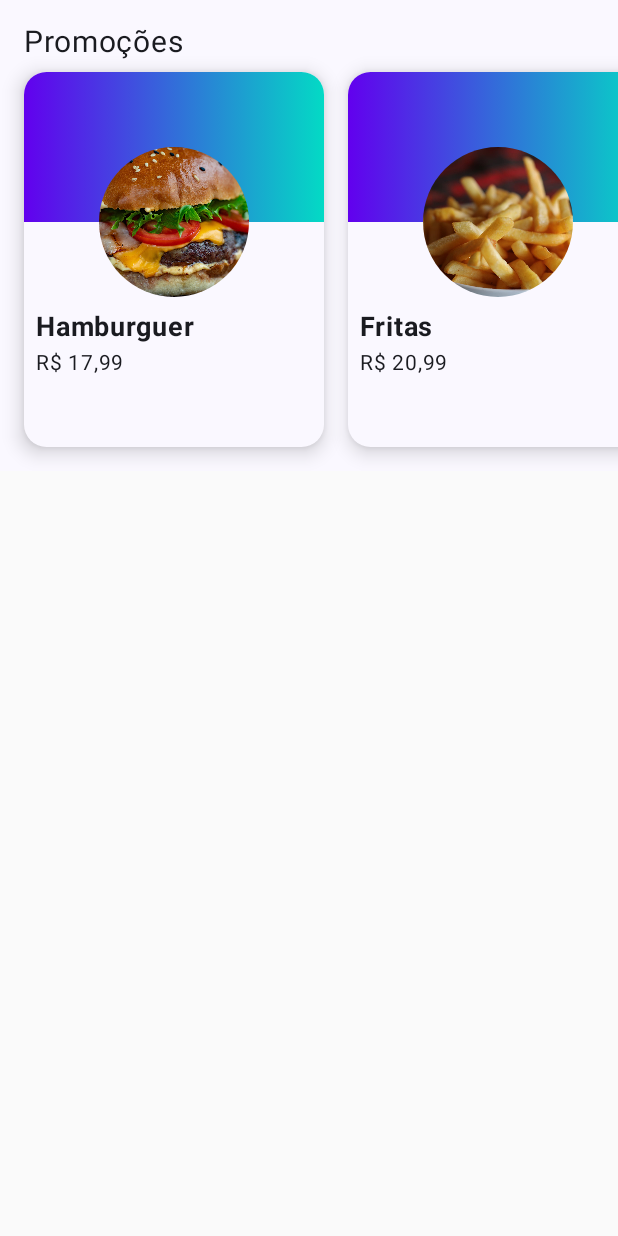
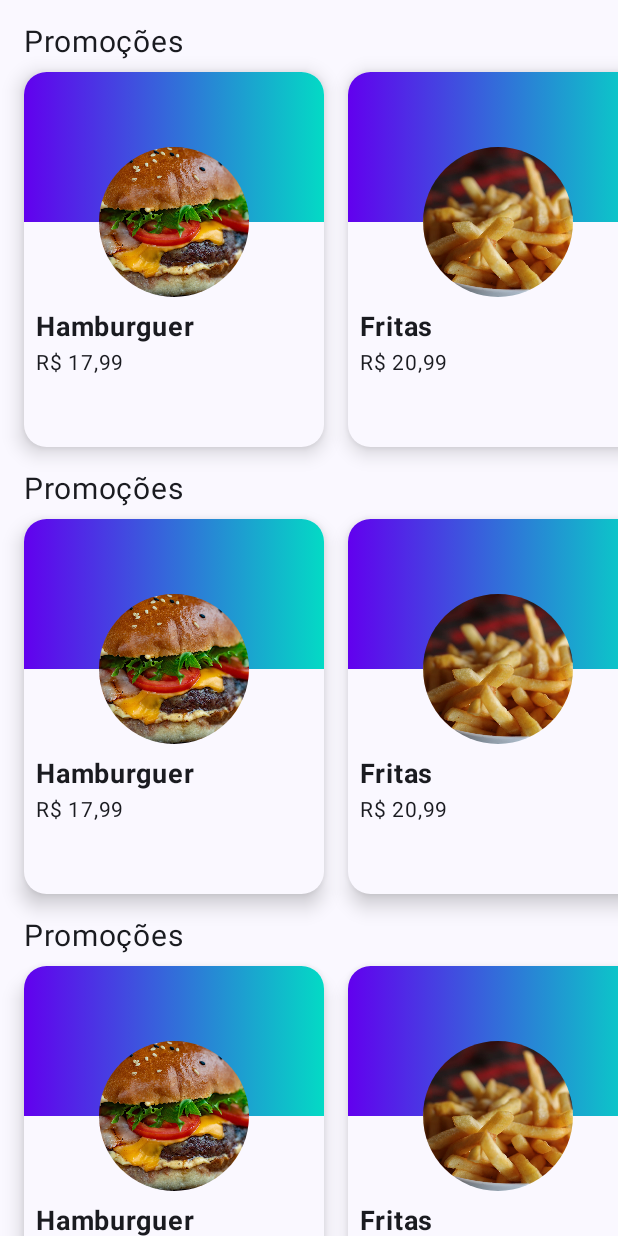
Before and after one commit to robsondmf1234/AluveryJetPack-Compose, an Android app built with Jetpack Compose: the screen it shows after launch (MainActivity), on a phone screen of 412 x 824 dp. Run offline under Robolectric (Android 15) with nearby library versions, the phone set to English and light mode, and no system bars.

Commit message:
feat - Adjust de layout.

```diff
--- a/app/src/main/java/com/example/aluvery/MainActivity.kt
+++ b/app/src/main/java/com/example/aluvery/MainActivity.kt
@@ -11,6 +11,7 @@ import androidx.compose.foundation.layout.Box
 import androidx.compose.foundation.layout.Column
 import androidx.compose.foundation.layout.Row
 import androidx.compose.foundation.layout.Spacer
+import androidx.compose.foundation.layout.fillMaxSize
 import androidx.compose.foundation.layout.fillMaxWidth
 import androidx.compose.foundation.layout.height
 import androidx.compose.foundation.layout.heightIn
@@ -21,6 +22,7 @@ import androidx.compose.foundation.layout.width
 import androidx.compose.foundation.rememberScrollState
 import androidx.compose.foundation.shape.CircleShape
 import androidx.compose.foundation.shape.RoundedCornerShape
+import androidx.compose.foundation.verticalScroll
 import androidx.compose.material3.Surface
 import androidx.compose.material3.Text
 import androidx.compose.runtime.Composable
@@ -45,10 +47,26 @@ class MainActivity : ComponentActivity() {
     override fun onCreate(savedInstanceState: Bundle?) {
         super.onCreate(savedInstanceState)
         setContent {
-            AluveryTheme {
-                Surface {
-                    productsSectionPreview()
-                }
+            App()
+        }
+    }
+}
+
+@Composable
+fun App() {
+    AluveryTheme {
+        Surface {
+            Column(
+                Modifier
+                    .fillMaxSize()
+                    .verticalScroll(rememberScrollState()),
+                verticalArrangement = Arrangement.spacedBy(16.dp),
+            ) {
+                Spacer(Modifier)
+                productsSectionPreview()
+                productsSectionPreview()
+                productsSectionPreview()
+                Spacer(Modifier)
             }
         }
     }
@@ -61,7 +79,6 @@ fun ProductsSection() {
             modifier = Modifier
                 .padding(
                     start = 16.dp,
-                    top = 16.dp,
                     end = 16.dp
                 ),
             text = "Promoções",
@@ -70,7 +87,9 @@ fun ProductsSection() {
         )
         Row(
             modifier = Modifier
-                .padding(bottom = 16.dp, top = 8.dp)
+                .padding(
+                    top = 8.dp
+                )
                 .fillMaxWidth()
                 .horizontalScroll(rememberScrollState()),
             horizontalArrangement = Arrangement.spacedBy(16.dp)
@@ -155,6 +174,13 @@ fun ProductItem(product: Product) {
     }
 }
 
+@Preview(
+    showBackground = true, showSystemUi = true
+)
+@Composable
+private fun AppPreview() {
+    App()
+}
 
 @Preview(
     showBackground = true, showSystemUi = true
```
